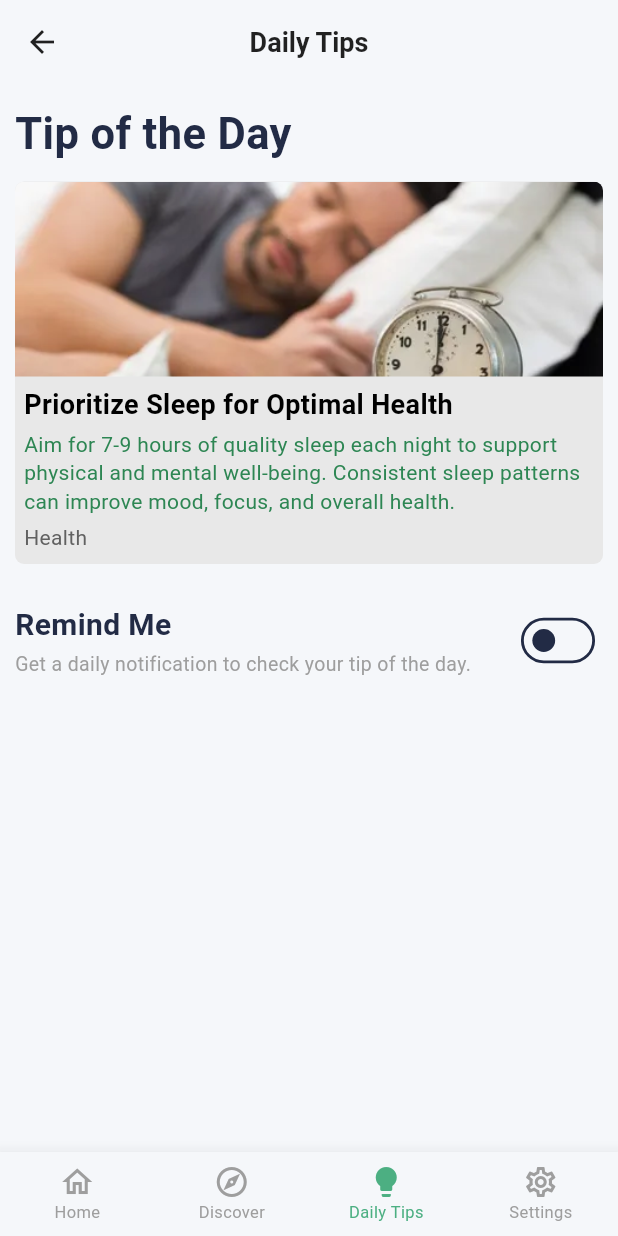
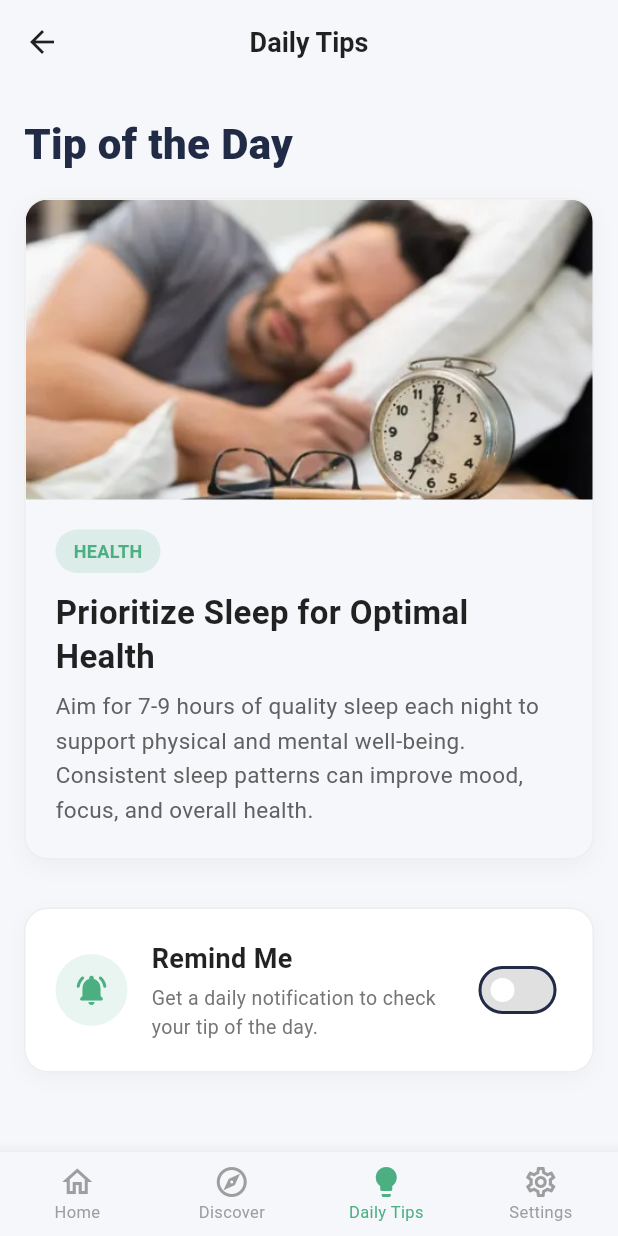
Before and after one commit to tibyishaka/Mobile-health-tip-app, a Flutter app: the MainScreen screen opened by its route, item 3 of the bottom bar chosen, on a phone screen of 412 x 824 dp. Run offline on Flutter 3.47's test engine with Material 3 defaults, Android fonts, the phone set to English and light mode, and no system bars; our stand-ins replace cloud_firestore, firebase_auth, firebase_core, flutter_local_notifications, google_sign_in, share_plus and 1 more; accounts and stored records are empty; network calls fail.

Commit message:
Upgrade UI for daily tips screen to match modern design and unified green theme

```diff
--- a/health_tip_app/lib/screens/daily_tips_screen.dart
+++ b/health_tip_app/lib/screens/daily_tips_screen.dart
@@ -51,92 +51,146 @@ class _DailyTipsScreenState extends State<DailyTipsScreen> {
     return Container(
       color: Theme.of(context).colorScheme.surface,
       child: ListView(
-        padding: const EdgeInsets.fromLTRB(10, 12, 10, 20),
+        padding: const EdgeInsets.fromLTRB(16, 20, 16, 32),
         children: [
-          // ── Tip of the Day heading ──────────────────────────────────────
+          // Tip of the Day heading
           Text(
             l.tipOfTheDay,
-            style: const TextStyle(fontSize: 29, fontWeight: FontWeight.w700),
+            style: const TextStyle(fontSize: 28, fontWeight: FontWeight.w800),
           ),
-          const SizedBox(height: 12),
+          const SizedBox(height: 16),
 
-          // ── Featured tip card ───────────────────────────────────────────
+          // Featured tip card
           Container(
             decoration: BoxDecoration(
-              color: isDark ? const Color(0xFF000000) : const Color(0xFFE8E8E8),
-              borderRadius: BorderRadius.circular(6),
-              border: isDark ? Border.all(color: Colors.white, width: 1) : null,
+              color: isDark ? const Color(0xFF1E1E1E) : const Color(0xFFF5F7FA),
+              borderRadius: BorderRadius.circular(16),
+              border: Border.all(
+                color: isDark ? Colors.grey.shade800 : Colors.grey.shade200,
+                width: 1,
+              ),
+              boxShadow: [
+                if (!isDark)
+                  BoxShadow(
+                    color: Colors.black.withOpacity(0.04),
+                    blurRadius: 12,
+                    offset: const Offset(0, 4),
+                  ),
+              ],
             ),
             child: Column(
               crossAxisAlignment: CrossAxisAlignment.start,
               children: [
                 ClipRRect(
                   borderRadius: const BorderRadius.vertical(
-                    top: Radius.circular(6),
+                    top: Radius.circular(15),
                   ),
                   child: Image.asset(
                     'assets/images/fitness/rest-sleep.webp',
-                    height: 130,
+                    height: 200,
                     width: double.infinity,
                     fit: BoxFit.cover,
                   ),
                 ),
                 Padding(
-                  padding: const EdgeInsets.fromLTRB(6, 6, 6, 0),
+                  padding: const EdgeInsets.all(20),
+                  child: Column(
+                    crossAxisAlignment: CrossAxisAlignment.start,
+                    children: [
+                      Container(
+                        padding: const EdgeInsets.symmetric(horizontal: 12, vertical: 6),
+                        decoration: BoxDecoration(
+                          color: const Color(0xFF4CAF82).withOpacity(0.15),
+                          borderRadius: BorderRadius.circular(20),
+                        ),
                         child: Text(
-                    l.dailyTipTitle,
-                    style: TextStyle(
-                      fontSize: 18,
+                          l.healthCategory.toUpperCase(),
+                          style: const TextStyle(
+                            fontSize: 12,
                             fontWeight: FontWeight.w700,
-                      color: isDark ? Colors.white : Colors.black,
+                            color: Color(0xFF4CAF82),
                           ),
                         ),
                       ),
-                Padding(
-                  padding: const EdgeInsets.fromLTRB(6, 4, 6, 0),
-                  child: Text(
+                      const SizedBox(height: 12),
+                      Text(
+                        l.dailyTipTitle,
+                        style: TextStyle(
+                          fontSize: 22,
+                          fontWeight: FontWeight.w700,
+                          color: isDark ? Colors.white : Colors.black87,
+                          height: 1.3,
+                        ),
+                      ),
+                      const SizedBox(height: 8),
+                      Text(
                         l.dailyTipDesc,
                         style: TextStyle(
-                      fontSize: 14,
-                      color: isDark ? Colors.white : Color(0xFF2D8653),
-                      height: 1.35,
+                          fontSize: 15,
+                          color: isDark ? Colors.grey.shade400 : Colors.grey.shade700,
+                          height: 1.5,
                         ),
                       ),
-                ),
-                Padding(
-                  padding: const EdgeInsets.fromLTRB(6, 4, 6, 8),
-                  child: Text(
-                    l.healthCategory,
-                    style: TextStyle(
-                      fontSize: 14,
-                      color: isDark ? Colors.white70 : Colors.grey.shade700,
-                    ),
+                    ],
                   ),
                 ),
               ],
             ),
           ),
 
-          const SizedBox(height: 26),
+          const SizedBox(height: 32),
 
-          // ── Remind Me row ───────────────────────────────────────────────
+          // Remind Me Settings Card
+          Container(
+            padding: const EdgeInsets.all(20),
+            decoration: BoxDecoration(
+              color: isDark ? const Color(0xFF1E1E1E) : Colors.white,
+              borderRadius: BorderRadius.circular(16),
+              border: Border.all(
+                color: isDark ? Colors.grey.shade800 : Colors.grey.shade200,
+                width: 1,
+              ),
+              boxShadow: [
+                if (!isDark)
+                  BoxShadow(
+                    color: Colors.black.withOpacity(0.03),
+                    blurRadius: 10,
+                    offset: const Offset(0, 4),
+                  ),
+              ],
+            ),
+            child: Column(
+              children: [
                 Row(
                   children: [
+                    Container(
+                      padding: const EdgeInsets.all(12),
+                      decoration: BoxDecoration(
+                        color: const Color(0xFF4CAF82).withOpacity(0.12),
+                        shape: BoxShape.circle,
+                      ),
+                      child: const Icon(Icons.notifications_active_rounded, color: Color(0xFF4CAF82), size: 24),
+                    ),
+                    const SizedBox(width: 16),
                     Expanded(
                       child: Column(
                         crossAxisAlignment: CrossAxisAlignment.start,
                         children: [
                           Text(
                             l.remindMe,
-                      style: const TextStyle(
-                        fontSize: 20,
-                        fontWeight: FontWeight.w600,
+                            style: TextStyle(
+                              fontSize: 18,
+                              fontWeight: FontWeight.w700,
+                              color: isDark ? Colors.white : Colors.black87,
                             ),
                           ),
-                    const SizedBox(height: 2),
+                          const SizedBox(height: 4),
                           Text(
                             l.remindMeSubtitle,
-                      style: const TextStyle(fontSize: 13, color: Colors.grey),
+                            style: TextStyle(
+                              fontSize: 13,
+                              color: isDark ? Colors.grey.shade400 : Colors.grey.shade600
+                            ),
                           ),
                         ],
                       ),
@@ -144,60 +198,55 @@ class _DailyTipsScreenState extends State<DailyTipsScreen> {
                     const SizedBox(width: 12),
                     _loadingReminder
                         ? const SizedBox(
-                      width: 36,
+                            width: 50,
                             height: 24,
                             child: Center(
                               child: SizedBox(
-                          width: 18,
-                          height: 18,
-                          child: CircularProgressIndicator(strokeWidth: 2),
+                                width: 20,
+                                height: 20,
+                                child: CircularProgressIndicator(strokeWidth: 2.5, color: Color(0xFF4CAF82)),
                               ),
                             ),
                           )
-                  : Transform.scale(
-                      scale: 0.95,
-                      child: Switch(
+                        : Switch(
                             value: _remindMe,
                             onChanged: _toggleReminder,
+                            activeColor: Colors.white,
                             activeTrackColor: const Color(0xFF4CAF82),
-                        activeThumbColor: Colors.white,
-                      ),
+                            inactiveThumbColor: isDark ? Colors.grey.shade400 : Colors.white,
+                            inactiveTrackColor: isDark ? Colors.grey.shade800 : Colors.grey.shade300,
                           ),
                   ],
                 ),
-
-          // ── Active-reminder banner ──────────────────────────────────────
                 if (_remindMe) ...[
-            const SizedBox(height: 14),
-            Container(
-              padding: const EdgeInsets.symmetric(horizontal: 12, vertical: 10),
-              decoration: BoxDecoration(
-                color: const Color(0xFFE8F5E9),
-                borderRadius: BorderRadius.circular(8),
-                border: Border.all(color: const Color(0xFF4CAF82), width: 1),
+                  Padding(
+                    padding: const EdgeInsets.symmetric(vertical: 16),
+                    child: Divider(color: isDark ? Colors.grey.shade800 : Colors.grey.shade200, height: 1),
                   ),
-              child: Row(
+                  Row(
                     children: [
                       const Icon(
-                    Icons.notifications_active,
+                        Icons.check_circle_outline,
                         color: Color(0xFF4CAF82),
                         size: 20,
                       ),
-                  const SizedBox(width: 8),
+                      const SizedBox(width: 10),
                       Expanded(
                         child: Text(
                           l.reminderBannerText,
                           style: TextStyle(
-                        fontSize: 13,
-                        color: Color(0xFF2D8653),
-                        height: 1.4,
+                            fontSize: 14,
+                            fontWeight: FontWeight.w500,
+                            color: isDark ? Colors.grey.shade300 : Colors.black87,
                           ),
                         ),
                       ),
                     ],
                   ),
+                ],
+              ],
             ),
-          ],
+          ),
         ],
       ),
     );
```
Lines whose indentation alone changed are shown as unchanged.
